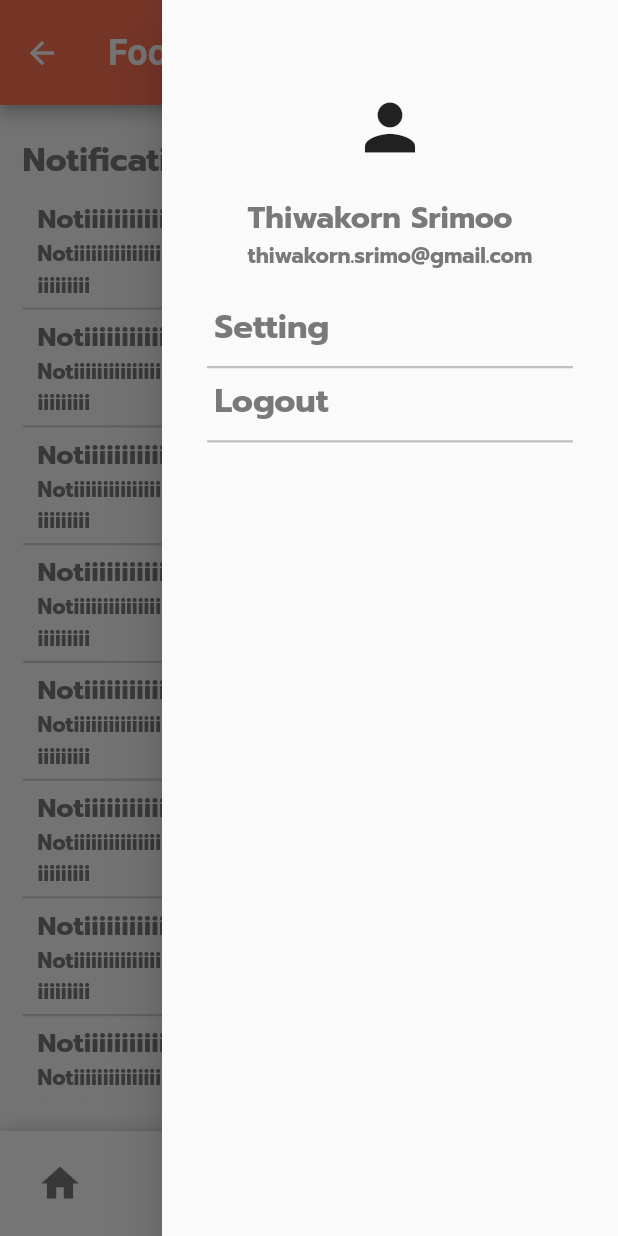
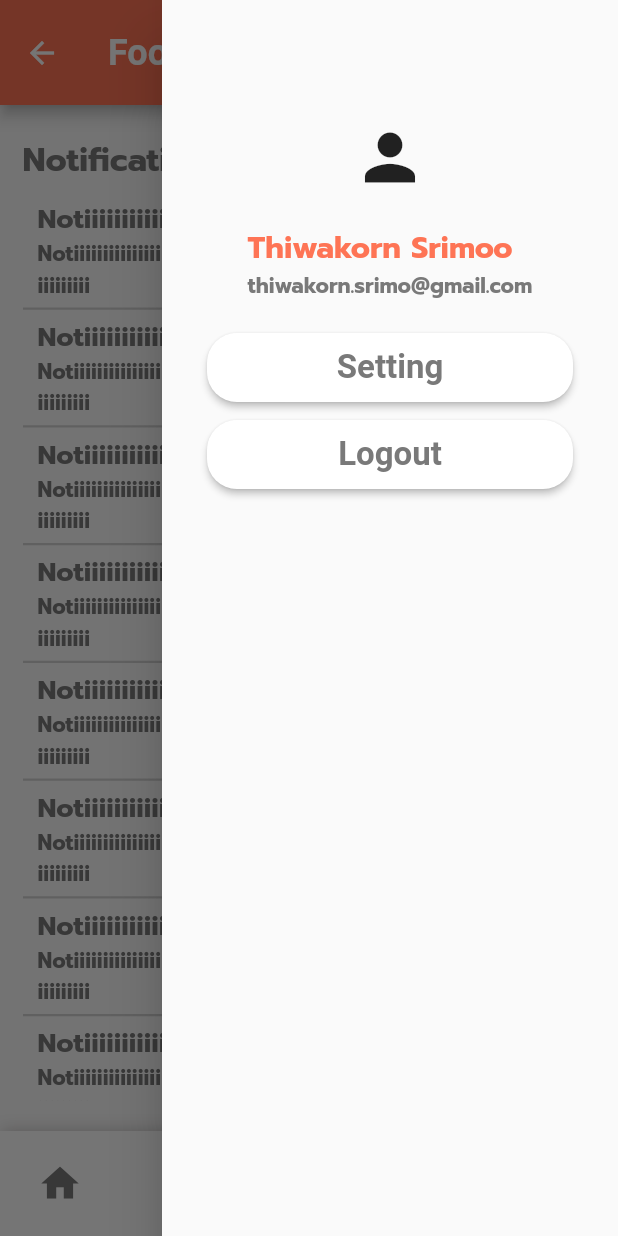
Before and after one commit to khwoat/food_recipes_app_flutter, a Flutter app: the HomePage screen opened by its route, item 2 of the bottom bar chosen, with the side drawer open, on a phone screen of 412 x 824 dp. Run offline on Flutter 3.47's test engine with Material 2 defaults, Android fonts, the phone set to English and light mode, and no system bars; our stand-ins replace bloc, equatable, flutter_bloc; Roboto replaces fonts that are missing (Forte).

Commit message:
modify drawer button

```diff
--- a/lib/pages/home_page.dart
+++ b/lib/pages/home_page.dart
@@ -1,4 +1,5 @@
 import 'package:flutter/material.dart';
+import 'package:food_recipes_flutter/constants/button_style.dart';
 
 import '../constants/colors.dart';
 import '../constants/string.dart';
@@ -69,7 +70,7 @@ class _HomePageState extends State<HomePage> {
   Widget _getDrawer(BuildContext context) {
     return Drawer(
       child: Padding(
-        padding: const EdgeInsets.only(top: 60, left: 30, right: 30),
+        padding: const EdgeInsets.only(top: 80, left: 30, right: 30),
         child: Column(
           children: [
             // Image and username
@@ -83,7 +84,9 @@ class _HomePageState extends State<HomePage> {
               children: [
                 Text(
                   "Thiwakorn Srimoo",
-                  style: AppTextStyle.F20_BOLD,
+                  style: AppTextStyle.F20_BOLD.copyWith(
+                    color: AppColors.ORANGE_FE7455,
+                  ),
                 ),
                 Text(
                   "thiwakorn.srimo@gmail.com",
@@ -92,12 +95,12 @@ class _HomePageState extends State<HomePage> {
               ],
             ),
             const SizedBox(height: 15),
-            _getDrawerMenuItem(
+            _getDrawerMenuButton(
               context,
               label: AppString.SETTING_DRAWER,
               onTap: () {},
             ),
-            _getDrawerMenuItem(
+            _getDrawerMenuButton(
               context,
               label: AppString.LOGOUT_DRAWER,
               onTap: () => Navigator.of(context).pushReplacementNamed(
@@ -111,29 +114,23 @@ class _HomePageState extends State<HomePage> {
   }
 
   // For setting and logout
-  Widget _getDrawerMenuItem(
+  Widget _getDrawerMenuButton(
     BuildContext context, {
     required String label,
     required Function() onTap,
   }) {
-    return Column(
-      crossAxisAlignment: CrossAxisAlignment.stretch,
-      children: [
-        Padding(
-          padding: const EdgeInsets.only(top: 5, bottom: 10, left: 5),
-          child: InkWell(
-            onTap: onTap,
-            child: Text(
-              label,
-              style: AppTextStyle.F22_BOLD,
-            ),
+    return Padding(
+      padding: const EdgeInsets.symmetric(vertical: 5),
+      child: ElevatedButton(
+        onPressed: onTap,
+        style: AppButtonStyle.WHITE_BTN,
+        child: Center(
+          child: Text(
+            label,
+            style: AppTextStyle.F22_BOLD,
           ),
         ),
-        Container(
-          height: 1.5,
-          color: AppColors.GREY_MED,
-        )
-      ],
+      ),
     );
   }
 
```
